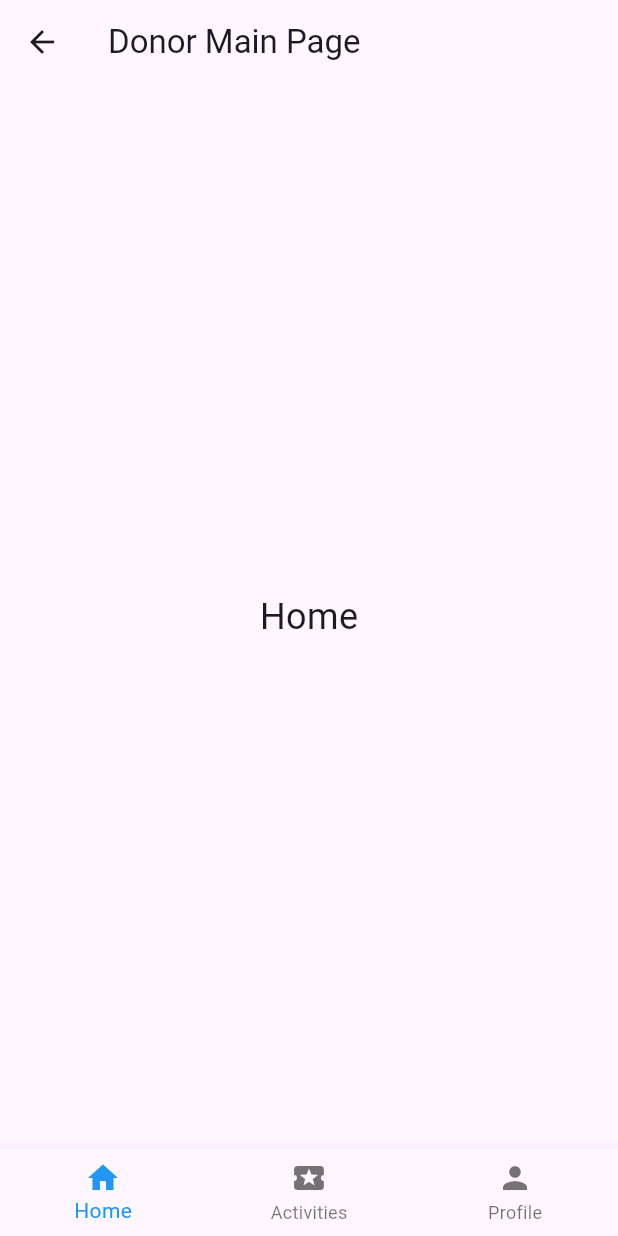
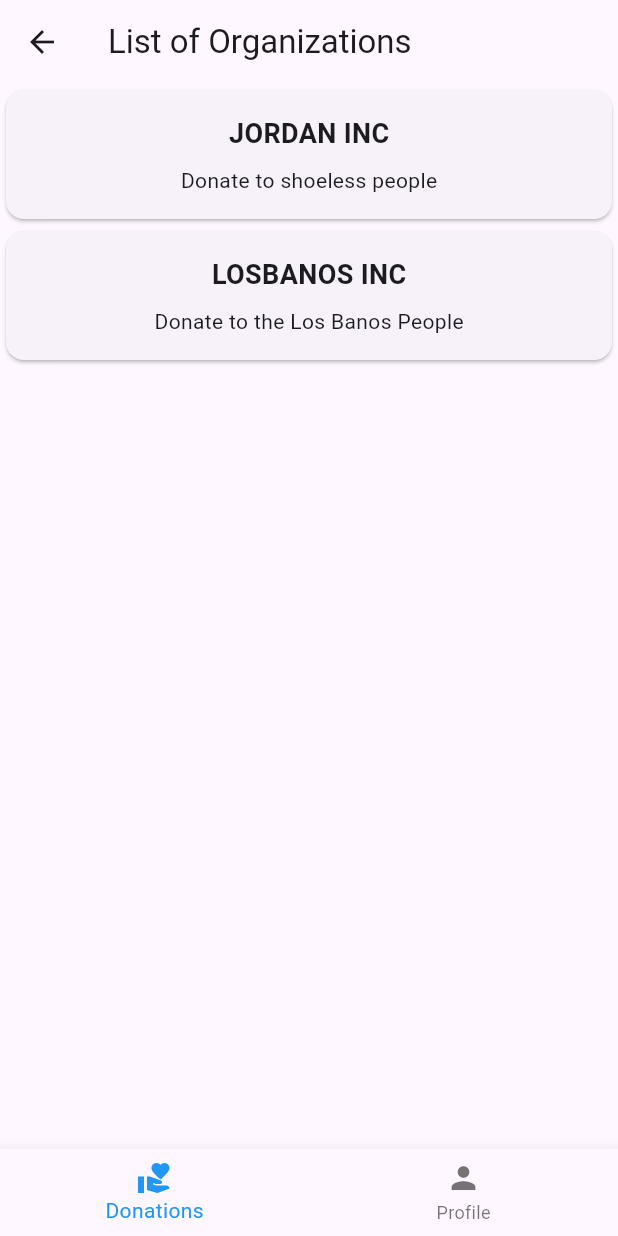
Before and after one commit to montero333/CMSC-23-FINAL-PROJECT, a Flutter app: the DonorMainPage screen opened by its route, on a phone screen of 412 x 824 dp. Run offline on Flutter 3.47's test engine with Material 3 defaults, Android fonts, the phone set to English and light mode, and no system bars.

Commit message:
create organizations list and donate to organization page

```diff
--- a/lib/models/organization_model.dart
+++ b/lib/models/organization_model.dart
@@ -1,6 +1,7 @@
 class Organization {
   String name;
   double donation;
+  String description;
 
-  Organization(this.name, this.donation);
+  Organization(this.name, this.donation, this.description);
 }
--- a/lib/pages/DonationsPage.dart
+++ b/lib/pages/DonationsPage.dart
@@ -45,7 +45,7 @@ class _DonorsListState extends State<DonorsList> {
         mainAxisAlignment: MainAxisAlignment.center, //return no friends message
         children: [
           Text(
-            "No friends ",
+            "No donations ",
             style: TextStyle(
               color: Colors.white,
               fontSize: 24,
--- a/lib/pages/OrganizationInfoPage.dart
+++ b/lib/pages/OrganizationInfoPage.dart
@@ -12,7 +12,7 @@ class OrganizationInfo extends StatelessWidget {
     return  Scaffold(
         appBar: AppBar(
           leading: BackButton(
-            color: Colors.white,
+            color: Colors.black,
             onPressed: () {
               Navigator.pop(context);
             },
--- /dev/null
+++ b/lib/pages/donation_page_organizations.dart
@@ -0,0 +1,77 @@
+import 'package:flutter/material.dart';
+import 'package:milestone_1/pages/donateTo_OrganizationPage.dart';
+import 'package:provider/provider.dart';
+
+import '../models/organization_model.dart';
+import '../providers/organizations_provider.dart';
+import 'OrganizationInfoPage.dart';
+
+class DonationOrganizationsList extends StatefulWidget {
+  const DonationOrganizationsList({super.key});
+
+  _DonationOrganizationsListState createState() => _DonationOrganizationsListState();
+}
+
+class _DonationOrganizationsListState extends State<DonationOrganizationsList> {
+  // Replace with your actual data
+
+  @override
+  Widget build(BuildContext context) {
+    final List<Organization> organizations = context.watch<OrganizationsProvider>().organizationsList;
+    final List<OrganizationCardData> data = [
+      OrganizationCardData(title: organizations[0].name, description: organizations[0].description),
+      OrganizationCardData(title: organizations[1].name, description: organizations[1].description),
+      // ... add more data objects
+    ];
+    return Scaffold(
+      appBar: AppBar(
+        title: Text("List of Organizations"),
+      ),
+      body: ListView.builder(
+        itemCount: data.length,
+        itemBuilder: (context, index) {
+          Organization organization = organizations[index];
+          final cardData = data[index];
+          return GestureDetector(
+            onTap: () => {
+              Navigator.push(context, MaterialPageRoute(builder: (context) => DonateToOrganization(organization: organization),))
+            },
+            child: OrganizationCard(data: cardData)
+            ); // Pass data to your card widget
+        },
+      ),
+    );
+  }
+}
+
+class OrganizationCardData {
+  final String title;
+  final String description;
+
+  OrganizationCardData({required this.title, required this.description});
+}
+
+class OrganizationCard extends StatelessWidget {
+  final OrganizationCardData data;
+
+  const OrganizationCard({super.key, required this.data});
+
+  @override
+  Widget build(BuildContext context) {
+    return Card(
+      child: Padding(
+        padding: const EdgeInsets.all(16.0),
+        child: Column(
+          children: [
+            Text(
+              data.title,
+              style: TextStyle(fontSize: 18, fontWeight: FontWeight.bold),
+            ),
+            SizedBox(height: 8.0),
+            Text(data.description),
+          ],
+        ),
+      ),
+    );
+  }
+}
--- a/lib/pages/donor_main_page.dart
+++ b/lib/pages/donor_main_page.dart
@@ -1,6 +1,9 @@
 import 'package:flutter/material.dart';
+import '/pages/donation_page_organizations.dart';
 
 class DonorMainPage extends StatefulWidget {
+  const DonorMainPage({super.key});
+
   @override
   _DonorMainPageState createState() => _DonorMainPageState();
 }
@@ -11,9 +14,6 @@ class _DonorMainPageState extends State<DonorMainPage> {
   @override
   Widget build(BuildContext context) {
     return Scaffold(
-      appBar: AppBar(
-        title: Text('Donor Main Page'),
-      ),
       body: _buildBody(_currentIndex),
       bottomNavigationBar: BottomNavigationBar(
         currentIndex: _currentIndex,
@@ -25,12 +25,8 @@ class _DonorMainPageState extends State<DonorMainPage> {
         },
         items: [
           BottomNavigationBarItem(
-            icon: Icon(Icons.home),
-            label: 'Home',
-          ),
-          BottomNavigationBarItem(
-            icon: Icon(Icons.local_activity),
-            label: 'Activities',
+            icon: Icon(Icons.volunteer_activism),
+            label: 'Donations',
           ),
           BottomNavigationBarItem(
             icon: Icon(Icons.person),
@@ -46,8 +42,6 @@ class _DonorMainPageState extends State<DonorMainPage> {
       case 0:
         return _buildHome();
       case 1:
-        return _buildActivities();
-      case 2:
         return _buildProfile();
       default:
         return Container();
@@ -55,12 +49,7 @@ class _DonorMainPageState extends State<DonorMainPage> {
   }
 
   Widget _buildHome() {
-    return Center(
-      child: Text(
-        'Home',
-        style: TextStyle(fontSize: 24),
-      ),
-    );
+    return DonationOrganizationsList();
   }
 
   Widget _buildActivities() {
--- a/lib/providers/organizations_provider.dart
+++ b/lib/providers/organizations_provider.dart
@@ -3,8 +3,8 @@ import '../models/organization_model.dart';
 
 class OrganizationsProvider with ChangeNotifier {
   final List<Organization> _organizationList = [
-    Organization("JORDAN INC", 20000),
-    Organization("LOSBANOS INC", 20000)
+    Organization("JORDAN INC", 20000, "Donate to shoeless people"),
+    Organization("LOSBANOS INC", 20000, "Donate to the Los Banos People")
   ];
 
   List<Organization> get organizationsList => _organizationList;
```
Also changed, not shown: lib/pages/donateTo_OrganizationPage.dart (added, +103 -0 lines).
